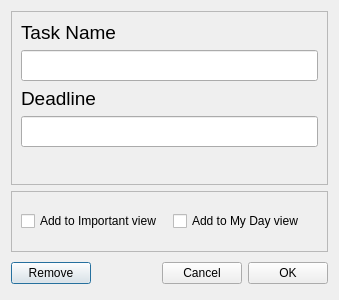
Qt form EditTaskDialog.ui (Maksymr0906/ToDoList) before a commit.
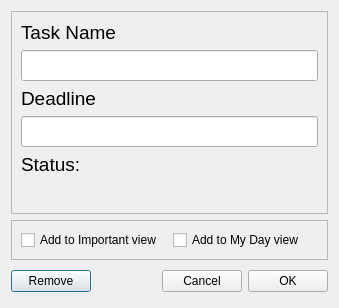
The same form after that commit.

Commit message: add functionality to TaskFrame

What changed in the file:
```diff
--- a/EditTaskDialog.ui
+++ b/EditTaskDialog.ui
@@ -65,6 +65,21 @@
         </property>
        </widget>
       </item>
+      <item>
+       <widget class="QLabel" name="statusLabel">
+        <property name="font">
+         <font>
+          <pointsize>14</pointsize>
+         </font>
+        </property>
+        <property name="text">
+         <string>Status:</string>
+        </property>
+        <property name="textFormat">
+         <enum>Qt::AutoText</enum>
+        </property>
+       </widget>
+      </item>
       <item>
        <widget class="QLabel" name="dateStateLabel">
         <property name="font">
```
The commit also changes 10 other files.
